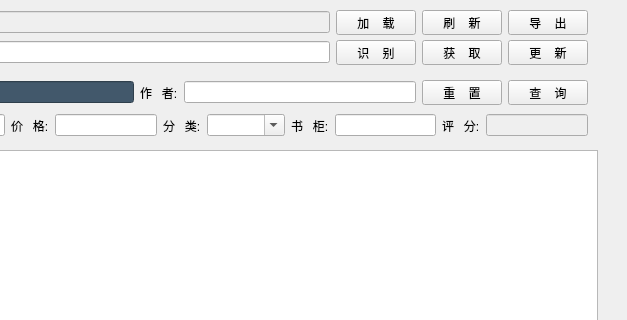
Above: tools/BookList.ui from etony/myPyTool before the change; both pictures show x 173 to 800 and y 0 to 320 of the 800 by 688 pixel window. Below: the same form after it.
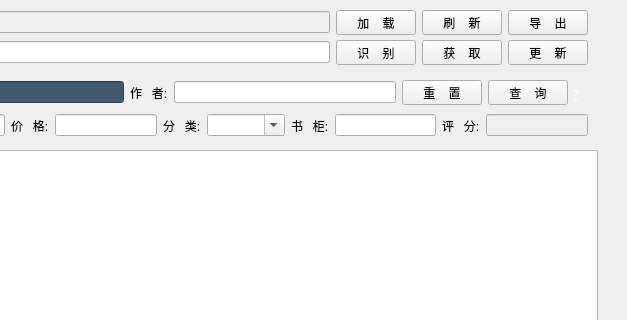
That is the form after the change. Icons and pictures are not drawn.

What changed in the file:
```diff
--- a/tools/BookList.ui
+++ b/tools/BookList.ui
@@ -113,7 +113,7 @@
      <rect>
       <x>30</x>
       <y>80</y>
-      <width>731</width>
+      <width>711</width>
       <height>25</height>
      </rect>
     </property>
@@ -321,6 +321,22 @@
      </item>
     </layout>
    </widget>
+   <widget class="QLabel" name="label_10">
+    <property name="geometry">
+     <rect>
+      <x>745</x>
+      <y>85</y>
+      <width>16</width>
+      <height>20</height>
+     </rect>
+    </property>
+    <property name="text">
+     <string>&lt;html&gt;&lt;head/&gt;&lt;body&gt;&lt;p&gt;&lt;a href=&quot;https://etony.github.io/&quot;&gt;&lt;span style=&quot; text-decoration: underline; color:#ffffff;&quot;&gt;?&lt;/span&gt;&lt;/a&gt;&lt;/p&gt;&lt;/body&gt;&lt;/html&gt;</string>
+    </property>
+    <property name="openExternalLinks">
+     <bool>true</bool>
+    </property>
+   </widget>
   </widget>
   <widget class="QStatusBar" name="statusBar"/>
  </widget>
```
